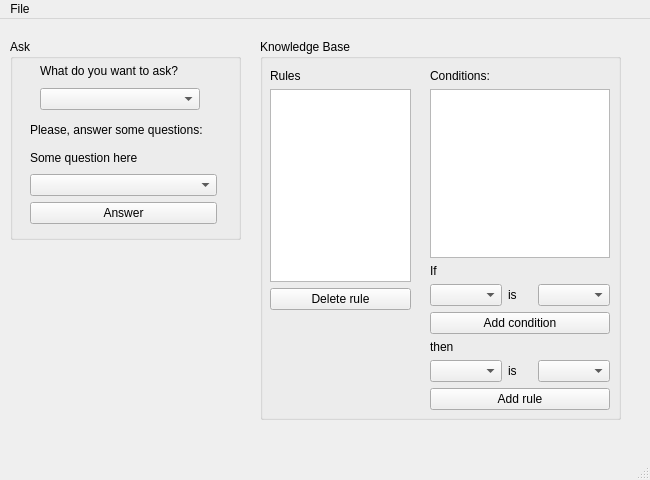
The window that Lab1/interface.ui (vladrrv/BSU-Intelligent-Information-Systems) describes before a commit, drawn with Qt 5.
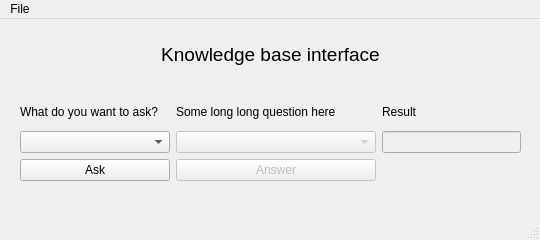
The same window after the commit.

Diff of the .ui file:
```diff
--- a/Lab1/interface.ui
+++ b/Lab1/interface.ui
@@ -6,222 +6,142 @@
    <rect>
     <x>0</x>
     <y>0</y>
-    <width>650</width>
-    <height>480</height>
+    <width>540</width>
+    <height>240</height>
    </rect>
   </property>
   <property name="minimumSize">
    <size>
-    <width>650</width>
-    <height>480</height>
+    <width>540</width>
+    <height>240</height>
    </size>
   </property>
   <property name="maximumSize">
    <size>
-    <width>650</width>
-    <height>480</height>
+    <width>540</width>
+    <height>240</height>
    </size>
   </property>
   <property name="windowTitle">
    <string>MainWindow</string>
   </property>
   <widget class="QWidget" name="centralwidget">
-   <widget class="QGroupBox" name="groupBox">
+   <widget class="QWidget" name="gridLayoutWidget">
     <property name="geometry">
      <rect>
-      <x>260</x>
-      <y>20</y>
-      <width>361</width>
-      <height>381</height>
+      <x>20</x>
+      <y>80</y>
+      <width>501</width>
+      <height>82</height>
      </rect>
     </property>
-    <property name="title">
-     <string>Knowledge Base</string>
-    </property>
-    <widget class="QWidget" name="verticalLayoutWidget_4">
-     <property name="geometry">
-      <rect>
-       <x>10</x>
-       <y>30</y>
-       <width>141</width>
-       <height>241</height>
-      </rect>
-     </property>
-     <layout class="QVBoxLayout" name="verticalLayout_4">
-      <item>
-       <widget class="QLabel" name="label_9">
-        <property name="text">
-         <string>Rules</string>
-        </property>
-       </widget>
-      </item>
-      <item>
-       <widget class="QListWidget" name="listWidget"/>
-      </item>
-      <item>
-       <widget class="QPushButton" name="pushButton_4">
-        <property name="text">
-         <string>Delete rule</string>
-        </property>
-       </widget>
-      </item>
-     </layout>
-    </widget>
-    <widget class="QWidget" name="verticalLayoutWidget_2">
-     <property name="geometry">
-      <rect>
-       <x>170</x>
-       <y>30</y>
-       <width>180</width>
-       <height>341</height>
-      </rect>
-     </property>
-     <layout class="QVBoxLayout" name="verticalLayout_2">
-      <item>
-       <widget class="QLabel" name="label_7">
-        <property name="text">
-         <string>Conditions:</string>
-        </property>
-       </widget>
-      </item>
-      <item>
-       <widget class="QListWidget" name="listWidget_2"/>
-      </item>
-      <item>
-       <widget class="QLabel" name="label_4">
-        <property name="text">
-         <string>If</string>
-        </property>
-       </widget>
-      </item>
-      <item>
-       <layout class="QHBoxLayout" name="horizontalLayout">
-        <item>
-         <widget class="QComboBox" name="comboBox_3"/>
-        </item>
-        <item>
-         <widget class="QLabel" name="label_5">
-          <property name="text">
-           <string>is</string>
-          </property>
-         </widget>
-        </item>
-        <item>
-         <widget class="QComboBox" name="comboBox_4"/>
-        </item>
-       </layout>
-      </item>
-      <item>
-       <widget class="QPushButton" name="pushButton">
-        <property name="text">
-         <string>Add condition</string>
-        </property>
-       </widget>
-      </item>
-      <item>
-       <widget class="QLabel" name="label_6">
-        <property name="text">
-         <string>then</string>
-        </property>
-       </widget>
-      </item>
-      <item>
-       <layout class="QHBoxLayout" name="horizontalLayout_3">
-        <item>
-         <widget class="QComboBox" name="comboBox_7"/>
-        </item>
-        <item>
-         <widget class="QLabel" name="label_8">
-          <property name="text">
-           <string>is</string>
-          </property>
-         </widget>
-        </item>
-        <item>
-         <widget class="QComboBox" name="comboBox_8"/>
-        </item>
-       </layout>
-      </item>
-      <item>
-       <widget class="QPushButton" name="pushButton_3">
-        <property name="text">
-         <string>Add rule</string>
-        </property>
-       </widget>
-      </item>
-     </layout>
-    </widget>
+    <layout class="QGridLayout" name="gridLayout">
+     <item row="0" column="0">
+      <widget class="QLabel" name="label_target">
+       <property name="minimumSize">
+        <size>
+         <width>150</width>
+         <height>0</height>
+        </size>
+       </property>
+       <property name="maximumSize">
+        <size>
+         <width>150</width>
+         <height>16777215</height>
+        </size>
+       </property>
+       <property name="text">
+        <string>What do you want to ask?</string>
+       </property>
+      </widget>
+     </item>
+     <item row="1" column="0">
+      <widget class="QComboBox" name="cb_target"/>
+     </item>
+     <item row="0" column="1">
+      <widget class="QLabel" name="label_question">
+       <property name="minimumSize">
+        <size>
+         <width>200</width>
+         <height>0</height>
+        </size>
+       </property>
+       <property name="maximumSize">
+        <size>
+         <width>200</width>
+         <height>16777215</height>
+        </size>
+       </property>
+       <property name="text">
+        <string>Some long long question here</string>
+       </property>
+      </widget>
+     </item>
+     <item row="1" column="1">
+      <widget class="QComboBox" name="cb_answer">
+       <property name="enabled">
+        <bool>false</bool>
+       </property>
+      </widget>
+     </item>
+     <item row="2" column="1">
+      <widget class="QPushButton" name="pb_answer">
+       <property name="enabled">
+        <bool>false</bool>
+       </property>
+       <property name="text">
+        <string>Answer</string>
+       </property>
+      </widget>
+     </item>
+     <item row="0" column="2">
+      <widget class="QLabel" name="label_result">
+       <property name="text">
+        <string>Result</string>
+       </property>
+      </widget>
+     </item>
+     <item row="1" column="2">
+      <widget class="QLineEdit" name="le_result">
+       <property name="enabled">
+        <bool>false</bool>
+       </property>
+       <property name="readOnly">
+        <bool>true</bool>
+       </property>
+      </widget>
+     </item>
+     <item row="2" column="0">
+      <widget class="QPushButton" name="pb_ask">
+       <property name="text">
+        <string>Ask</string>
+       </property>
+      </widget>
+     </item>
+    </layout>
    </widget>
-   <widget class="QGroupBox" name="groupBox_2">
+   <widget class="QLabel" name="label_3">
     <property name="geometry">
      <rect>
-      <x>10</x>
+      <x>30</x>
       <y>20</y>
-      <width>231</width>
-      <height>201</height>
+      <width>481</width>
+      <height>31</height>
      </rect>
     </property>
-    <property name="title">
-     <string>Ask</string>
+    <property name="font">
+     <font>
+      <pointsize>14</pointsize>
+      <weight>50</weight>
+      <bold>false</bold>
+     </font>
     </property>
-    <widget class="QWidget" name="verticalLayoutWidget_3">
-     <property name="geometry">
-      <rect>
-       <x>30</x>
-       <y>20</y>
-       <width>160</width>
-       <height>51</height>
-      </rect>
-     </property>
-     <layout class="QVBoxLayout" name="verticalLayout_3">
-      <item>
-       <widget class="QLabel" name="label">
-        <property name="text">
-         <string>What do you want to ask?</string>
-        </property>
-       </widget>
-      </item>
-      <item>
-       <widget class="QComboBox" name="comboBox"/>
-      </item>
-     </layout>
-    </widget>
-    <widget class="QWidget" name="verticalLayoutWidget">
-     <property name="geometry">
-      <rect>
-       <x>20</x>
-       <y>80</y>
-       <width>187</width>
-       <height>105</height>
-      </rect>
-     </property>
-     <layout class="QVBoxLayout" name="verticalLayout">
-      <item>
-       <widget class="QLabel" name="label_2">
-        <property name="text">
-         <string>Please, answer some questions:</string>
-        </property>
-       </widget>
-      </item>
-      <item>
-       <widget class="QLabel" name="label_3">
-        <property name="text">
-         <string>Some question here</string>
-        </property>
-       </widget>
-      </item>
-      <item>
-       <widget class="QComboBox" name="comboBox_2"/>
-      </item>
-      <item>
-       <widget class="QPushButton" name="pushButton_2">
-        <property name="text">
-         <string>Answer</string>
-        </property>
-       </widget>
-      </item>
-     </layout>
-    </widget>
+    <property name="text">
+     <string>Knowledge base interface</string>
+    </property>
+    <property name="alignment">
+     <set>Qt::AlignCenter</set>
+    </property>
    </widget>
   </widget>
   <widget class="QMenuBar" name="menubar">
@@ -229,7 +149,7 @@
     <rect>
      <x>0</x>
      <y>0</y>
-     <width>650</width>
+     <width>540</width>
      <height>26</height>
     </rect>
    </property>
```
Left out of the diff: 2 changed lines with no effect on the pictures.
